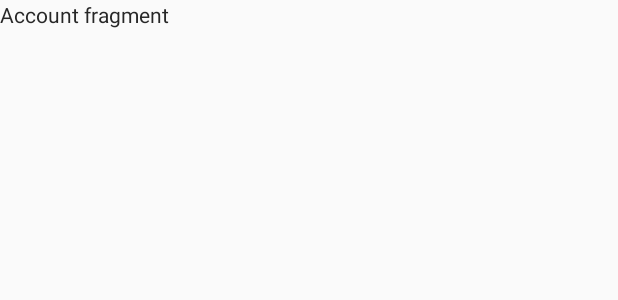
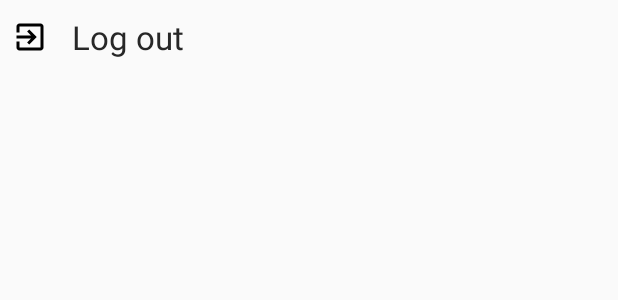
Before and after one commit to raa2911/wishlist, an Android app: the layout fragment_account.xml on its own in the app's theme, with its tools: preview values and no code run, on a phone screen of 412 x 824 dp. Shown: the top 300 px of the screen. Run offline under Robolectric (Android 15) with nearby library versions, the phone set to English and light mode, and no system bars.

Commit message:
add custom view for account screen options

```diff
--- /dev/null
+++ b/app/src/main/java/com/raapp/wishlist/customView/ProfileOptionsItem.kt
@@ -0,0 +1,52 @@
+package com.raapp.wishlist.customView
+
+import android.content.Context
+import android.graphics.drawable.Drawable
+import android.util.AttributeSet
+import android.view.View
+import android.widget.FrameLayout
+import com.raapp.wishlist.R
+import kotlinx.android.synthetic.main.profile_list_item.view.*
+
+class ProfileOptionsItem : FrameLayout {
+
+    init {
+        FrameLayout.inflate(context, R.layout.profile_list_item, this)
+    }
+
+    constructor(context: Context) : super(context)
+
+    constructor(context: Context, attrs: AttributeSet) : super(context, attrs) {
+        processAttributeSet(attrs)
+    }
+
+    constructor(context: Context, attrs: AttributeSet, defStyle: Int) : super(
+        context, attrs,
+        defStyle
+    ) {
+        processAttributeSet(attrs)
+    }
+
+    private fun processAttributeSet(attrs: AttributeSet) {
+        val typedArray = context.obtainStyledAttributes(
+            attrs,
+            R.styleable.ProfileOptionsItem,
+            0,
+            0
+        )
+        typedArray.getString(R.styleable.ProfileOptionsItem_android_text)?.also {
+            setText(it)
+        }
+        setIcon(typedArray.getDrawable(R.styleable.ProfileOptionsItem_android_drawable))
+        typedArray.recycle()
+    }
+
+    fun setText(text: CharSequence) {
+        profile_item_text.text = text
+    }
+
+    fun setIcon(icon: Drawable?) {
+        if (icon == null) profile_item_icon.visibility = View.GONE
+        else profile_item_icon.setImageDrawable(icon)
+    }
+}
--- a/app/src/main/java/com/raapp/wishlist/view/SplashFragment.kt
+++ b/app/src/main/java/com/raapp/wishlist/view/SplashFragment.kt
@@ -126,14 +126,12 @@ class SplashFragment : BaseFragment<SplashViewModel>() {
         if (requestCode == RC_SIGN_IN) {
             val response = IdpResponse.fromResultIntent(data)
             logMessage("onActivityResult RC_SIGN_IN, response is $response")
-            if (resultCode == Activity.RESULT_OK) {
+            if (resultCode == Activity.RESULT_OK || viewModels.isUserLogedIn()) {
                 // Successfully signed in
-                val user = FirebaseAuth.getInstance().currentUser
-                logMessage("onActivityResult user is $user")
                 this@SplashFragment.findNavController().navigate(R.id.action_splashFragment_to_wishListFragment)
             } else {
                 initFirebaseAuthUI()
-                logMessage("onActivityResult has error")
+                logMessage("onActivityResult has error, resultCode is $resultCode")
             }
         }
 
--- /dev/null
+++ b/app/src/main/res/drawable/ic_exit_to_app.xml
@@ -0,0 +1,6 @@
+<vector xmlns:android="http://schemas.android.com/apk/res/android" android:height="24dp"
+        android:tint="#000000" android:viewportHeight="24.0"
+        android:viewportWidth="24.0" android:width="24dp">
+    <path android:fillColor="#FF000000"
+          android:pathData="M10.09,15.59L11.5,17l5,-5 -5,-5 -1.41,1.41L12.67,11H3v2h9.67l-2.58,2.59zM19,3H5c-1.11,0 -2,0.9 -2,2v4h2V5h14v14H5v-4H3v4c0,1.1 0.89,2 2,2h14c1.1,0 2,-0.9 2,-2V5c0,-1.1 -0.9,-2 -2,-2z"/>
+</vector>
--- a/app/src/main/res/layout/fragment_account.xml
+++ b/app/src/main/res/layout/fragment_account.xml
@@ -1,14 +1,16 @@
 <?xml version="1.0" encoding="utf-8"?>
-<FrameLayout xmlns:android="http://schemas.android.com/apk/res/android"
-             xmlns:tools="http://schemas.android.com/tools"
-             android:layout_width="match_parent"
-             android:layout_height="match_parent"
-             tools:context=".view.AccountFragment">
+<LinearLayout
+        xmlns:android="http://schemas.android.com/apk/res/android"
+        xmlns:tools="http://schemas.android.com/tools"
+        android:orientation="vertical"
+        android:layout_width="match_parent"
+        android:layout_height="match_parent"
+        tools:context=".view.AccountFragment">
 
-    <!-- TODO: Update blank fragment layout -->
-    <TextView
+    <com.raapp.wishlist.customView.ProfileOptionsItem
+            android:id="@+id/profile_log_out"
+            android:text="@string/button_log_out"
+            android:drawable="@drawable/ic_exit_to_app"
             android:layout_width="match_parent"
-            android:layout_height="match_parent"
-            android:text="Account fragment"/>
-
-</FrameLayout>
+            android:layout_height="wrap_content"/>
+</LinearLayout>
--- /dev/null
+++ b/app/src/main/res/layout/profile_list_item.xml
@@ -0,0 +1,25 @@
+<?xml version="1.0" encoding="utf-8"?>
+<LinearLayout
+        xmlns:android="http://schemas.android.com/apk/res/android"
+        android:layout_width="match_parent"
+        android:layout_height="wrap_content"
+        android:orientation="horizontal"
+        android:minHeight="50dp"
+        android:background="?android:attr/selectableItemBackground">
+    <ImageView
+            android:layout_margin="@dimen/item_padding"
+            android:layout_gravity="center_vertical"
+            android:id="@+id/profile_item_icon"
+            android:layout_width="wrap_content"
+            android:layout_height="wrap_content"/>
+    <TextView
+            android:layout_marginStart="@dimen/default_padding"
+            android:lines="1"
+            android:ellipsize="end"
+            android:layout_gravity="center"
+            android:id="@+id/profile_item_text"
+            android:layout_margin="@dimen/item_padding"
+            android:textSize="@dimen/profile_menu_titles_size"
+            android:layout_width="wrap_content"
+            android:layout_height="wrap_content"/>
+</LinearLayout>
--- a/app/src/main/res/values/dimens.xml
+++ b/app/src/main/res/values/dimens.xml
@@ -5,7 +5,9 @@
     <dimen name="default_padding_layout">24dp</dimen>
     <dimen name="big_button_height">48dp</dimen>
     <dimen name="divider_thickness">1dp</dimen>
+    <dimen name="profile_item_height">50dp</dimen>
 
     <!-- TEXT -->
     <dimen name="text_size_titles">25sp</dimen>
+    <dimen name="profile_menu_titles_size">22sp</dimen>
 </resources>
--- a/app/src/main/res/values/strings.xml
+++ b/app/src/main/res/values/strings.xml
@@ -1,6 +1,7 @@
 <resources>
     <string name="app_name">WishList</string>
     <string name="action_settings">Settings</string>
+    <string name="empty_string"/>
 
     <!-- WISH LIST screen -->
 
@@ -22,6 +23,9 @@
 
     <string name="empty_description">[no description]</string>
 
+    <!-- PROFILE SCREEN -->
+    <string name="button_log_out">Log out</string>
+
     <!-- MENU ITEMS -->
     <string name="sing_out_button">Sing out</string>
     <string name="save_button">Save</string>
```
Also changed, not shown: app/src/main/java/com/raapp/wishlist/extentions/Navigator.kt (added, +12 -0 lines), app/src/main/java/com/raapp/wishlist/view/AccountFragment.kt (+15 -13 lines), app/src/main/res/values/attrs.xml (added, +7 -0 lines).
